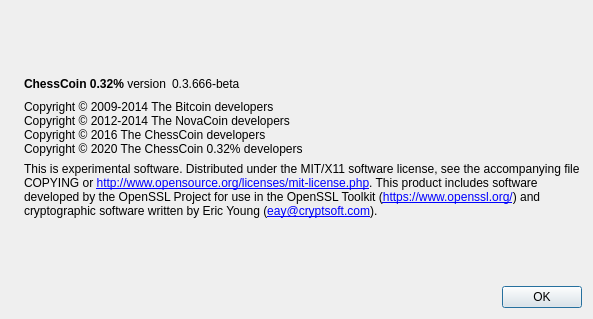
Above: src/qt/forms/aboutdialog.ui from AKKPP/ChessCoin032 before the change. Below: the same form after it.
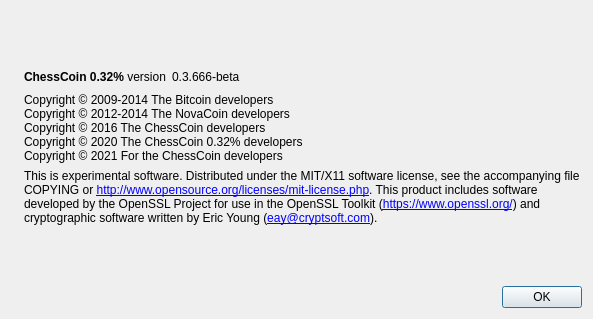
That is the form after the change. Icons and pictures are not drawn.

```diff
--- a/src/qt/forms/aboutdialog.ui
+++ b/src/qt/forms/aboutdialog.ui
@@ -87,6 +87,24 @@
      </item>
      <item>
       <widget class="QLabel" name="copyrightLabel">
+       <property name="sizePolicy">
+        <sizepolicy hsizetype="Preferred" vsizetype="Preferred">
+         <horstretch>0</horstretch>
+         <verstretch>0</verstretch>
+        </sizepolicy>
+       </property>
+       <property name="minimumSize">
+        <size>
+         <width>0</width>
+         <height>70</height>
+        </size>
+       </property>
+       <property name="maximumSize">
+        <size>
+         <width>16777215</width>
+         <height>70</height>
+        </size>
+       </property>
        <property name="cursor">
         <cursorShape>IBeamCursor</cursorShape>
        </property>
@@ -94,7 +112,8 @@
         <string>Copyright © 2009-2014 The Bitcoin developers
 Copyright © 2012-2014 The NovaCoin developers
 Copyright © 2016 The ChessCoin developers
-Copyright © 2020 The ChessCoin 0.32% developers</string>
+Copyright © 2020 The ChessCoin 0.32% developers
+Copyright © 2021 For the ChessCoin developers</string>
        </property>
        <property name="textInteractionFlags">
         <set>Qt::LinksAccessibleByMouse|Qt::TextSelectableByKeyboard|Qt::TextSelectableByMouse</set>
```
